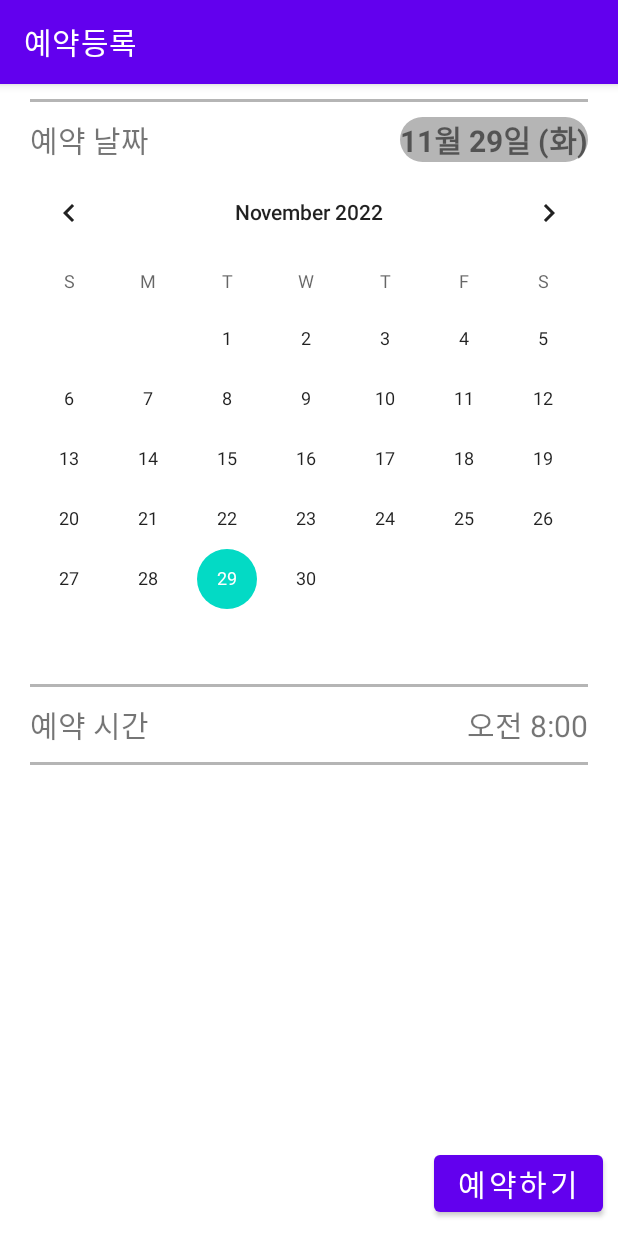
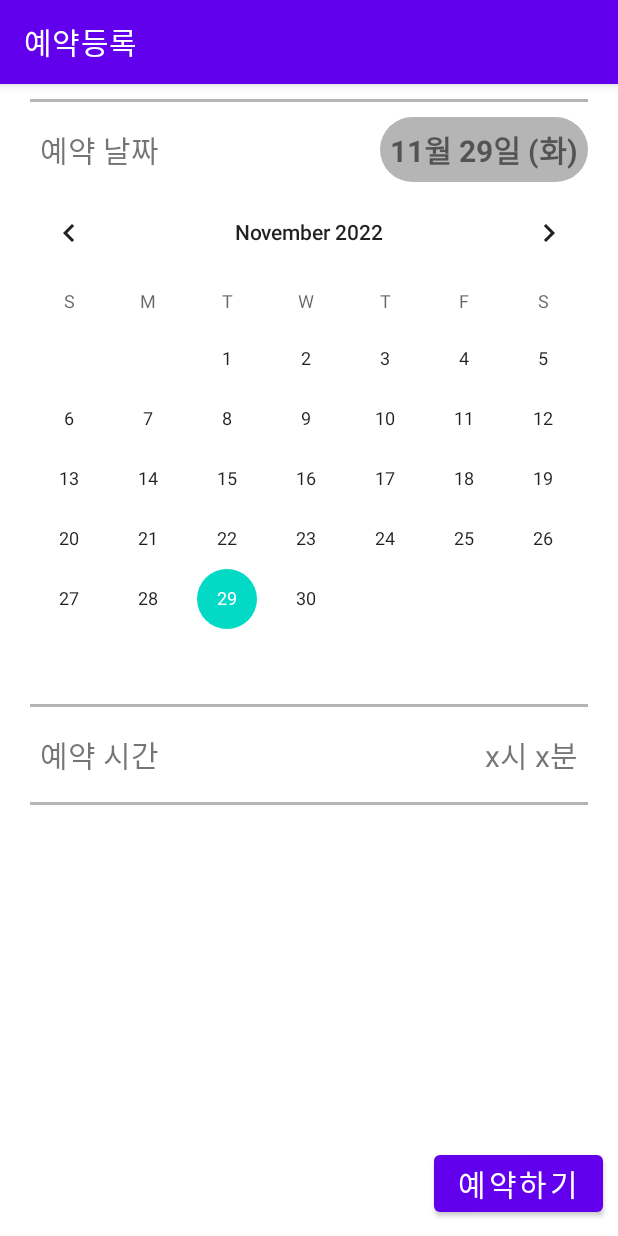
Before and after one commit to BH946/parking-lot-managesystem, an Android app: the ReservationActivity screen opened directly, with no data from a screen before it, after a tap on an icon or button, on a phone screen of 412 x 824 dp. Run offline under Robolectric (Android 15) with nearby library versions, the phone set to English and light mode, and no system bars; our stand-ins replace Firebase (no records; nobody signed in at launch, a user with empty details on screens opened directly); 1 statement that could not run was skipped.

Commit message:
Design: ui 변경

```diff
--- a/ParkingLot/app/src/main/res/layout/activity_reservation.xml
+++ b/ParkingLot/app/src/main/res/layout/activity_reservation.xml
@@ -49,6 +49,8 @@
                         android:layout_width="wrap_content"
                         android:layout_height="wrap_content"
                         android:layout_alignParentLeft="true"
+                        android:layout_centerVertical="true"
+                        android:padding="10px"
                         android:text="예약 날짜"
                         android:textSize="20dp" />
 
@@ -57,6 +59,8 @@
                         android:layout_width="wrap_content"
                         android:layout_height="wrap_content"
                         android:layout_alignParentRight="true"
+                        android:padding="10px"
+                        android:layout_centerVertical="true"
                         android:text="11월 9일 (수)"
                         android:textSize="20dp" />
                 </RelativeLayout>
@@ -99,6 +103,8 @@
                         android:layout_width="wrap_content"
                         android:layout_height="wrap_content"
                         android:layout_alignParentLeft="true"
+                        android:layout_centerVertical="true"
+                        android:padding="10px"
                         android:text="예약 시간"
                         android:textSize="20dp" />
 
@@ -107,7 +113,9 @@
                         android:layout_width="wrap_content"
                         android:layout_height="wrap_content"
                         android:layout_alignParentRight="true"
-                        android:text="오전 8:00"
+                        android:layout_centerVertical="true"
+                        android:padding="10px"
+                        android:text="x시 x분"
                         android:textSize="20dp" />
                 </RelativeLayout>
 
```
